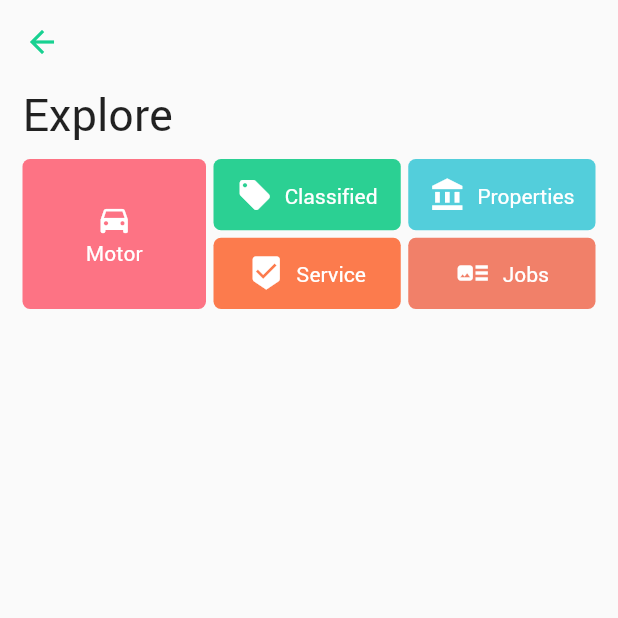
After one commit to MohammadSorouri/flutter_ui_designing, a Flutter app: the HomePage screen opened directly, on a phone screen of 412 x 824 dp, the top half of it. The commit adds this screen. Run offline on Flutter 3.47's test engine with Material 2 defaults, Android fonts, the phone set to English and light mode, and no system bars.

Commit message:
add header in home

```diff
--- /dev/null
+++ b/lib/home.dart
@@ -0,0 +1,166 @@
+import 'package:flutter/material.dart';
+
+class HomePage extends StatefulWidget{
+  @override
+  State<StatefulWidget> createState() {
+    // TODO: implement createState
+    return HomePageState();
+  }
+
+}
+class HomePageState extends State<HomePage>{
+  @override
+  Widget build(BuildContext context) {
+    // TODO: implement build
+    return Scaffold(
+      appBar: AppBar(
+        backgroundColor: Colors.transparent,
+        elevation: 0,
+        iconTheme: IconThemeData(color: Color(0xff18d191)),
+      ),
+      body: MainContent(),
+    );
+  }
+
+}
+class MainContent extends StatelessWidget{
+  @override
+  Widget build(BuildContext context) {
+    // TODO: implement build
+    return ListView(
+      children: <Widget>[
+        Container(
+          padding: EdgeInsets.symmetric(horizontal: 15),
+          child: Column(
+            children: <Widget>[
+              Row(
+                children: <Widget>[
+                  Text("Explore",style: TextStyle(fontSize: 30,),textAlign: TextAlign.left,),
+                ],
+              ),
+              SizedBox(height: 10,),
+              Row(
+                children: <Widget>[
+                  Expanded(
+                    child: Container(
+                      height: 100,
+                      margin: EdgeInsets.only(right: 5),
+                      decoration: BoxDecoration(
+                        borderRadius: BorderRadius.circular(5),
+                        color: Color(0xfffd7384)
+                      ),
+                      child: Column(
+                        mainAxisAlignment: MainAxisAlignment.center,
+                        children: <Widget>[
+                          Icon(Icons.drive_eta,color: Colors.white,),
+                          Text("Motor",style: TextStyle(color: Colors.white),)
+                        ],
+                      ),
+                    ),
+                  ),
+                  Expanded(
+                    child: Container(
+                      height: 100,
+                      child: Column(
+                        children: <Widget>[
+                          Expanded(
+                            child: Container(
+                              margin: EdgeInsets.only(bottom: 2.5,right: 2.5),
+                              decoration: BoxDecoration(
+                                borderRadius: BorderRadius.circular(5),
+                                color: Color(0xff2bd093)
+                              ),
+                              child: Row(
+                                mainAxisAlignment: MainAxisAlignment.center,
+                                children: <Widget>[
+                                  Padding(
+                                    padding: const EdgeInsets.only(right: 8),
+                                    child: Icon(Icons.local_offer,color: Colors.white,),
+                                  ),
+                                  Text("Classified",style: TextStyle(color: Colors.white ),)
+                                ],
+                              ),
+                            ),
+                          ),
+                          Expanded(
+                            child: Container(
+                              margin: EdgeInsets.only(top: 2.5,right: 2.5),
+                              decoration: BoxDecoration(
+                                  borderRadius: BorderRadius.circular(5),
+                                  color: Color(0xfffc7b4d)
+                              ),
+                              child: Row(
+                                mainAxisAlignment: MainAxisAlignment.center,
+                                children: <Widget>[
+                                  Padding(
+                                    padding: const EdgeInsets.only(right: 8),
+                                    child: Icon(Icons.beenhere,color: Colors.white,),
+                                  ),
+                                  Text("Service",style: TextStyle(color: Colors.white ),)
+                                ],
+                              ),
+                            ),
+                          ),
+                        ],
+                      ),
+
+                    ),
+                  ),
+                  Expanded(
+                    child: Container(
+                      height: 100,
+                      child: Column(
+                        children: <Widget>[
+                          Expanded(
+                            child: Container(
+                              margin: EdgeInsets.only(bottom: 2.5,left: 2.5),
+                              decoration: BoxDecoration(
+                                  borderRadius: BorderRadius.circular(5),
+                                  color: Color(0xff53cedb)
+                              ),
+                              child: Row(
+                                mainAxisAlignment: MainAxisAlignment.center,
+                                children: <Widget>[
+                                  Padding(
+                                    padding: const EdgeInsets.only(right: 8),
+                                    child: Icon(Icons.account_balance,color: Colors.white,),
+                                  ),
+                                  Text("Properties",style: TextStyle(color: Colors.white ),)
+                                ],
+                              ),
+                            ),
+                          ),
+                          Expanded(
+                            child: Container(
+                              margin: EdgeInsets.only(top: 2.5,left: 2.5),
+                              decoration: BoxDecoration(
+                                  borderRadius: BorderRadius.circular(5),
+                                  color: Color(0xfff18069)
+                              ),
+                              child: Row(
+                                mainAxisAlignment: MainAxisAlignment.center,
+                                children: <Widget>[
+                                  Padding(
+                                    padding: const EdgeInsets.only(right: 8),
+                                    child: Icon(Icons.art_track,color: Colors.white,),
+                                  ),
+                                  Text("Jobs",style: TextStyle(color: Colors.white ),)
+                                ],
+                              ),
+                            ),
+                          ),
+                        ],
+                      ),
+
+                    ),
+                  )
+                ],
+              )
+            ],
+          ),
+        )
+      ],
+    );
+  }
+
+}
--- a/lib/login.dart
+++ b/lib/login.dart
@@ -1,5 +1,7 @@
 import 'package:flutter/material.dart';
 import 'package:flutter_ui_designing/stacked_icons.dart';
+
+import 'home.dart';
 class LoginPage extends StatelessWidget{
   @override
   Widget build(BuildContext context) {
@@ -55,6 +57,10 @@ class LoginPage extends StatelessWidget{
                 Row(
                   children: <Widget>[
                     Expanded(
+                      child: GestureDetector(
+                        onTap: (){
+                          Navigator.push(context, MaterialPageRoute(builder: (context)=>HomePage()));
+                        },
                         child: Container(
                           alignment: Alignment.center,
                           margin: EdgeInsets.only(left: 30,right: 5,top: 10),
@@ -64,6 +70,7 @@ class LoginPage extends StatelessWidget{
                               borderRadius: BorderRadius.circular(10)
                           ),
                           child: Text("Login",style: TextStyle(fontSize: 20,color: Colors.white),),
+                        ),
                       ) ,
                     ),
                     Expanded(
```
Lines whose indentation alone changed are shown as unchanged.
